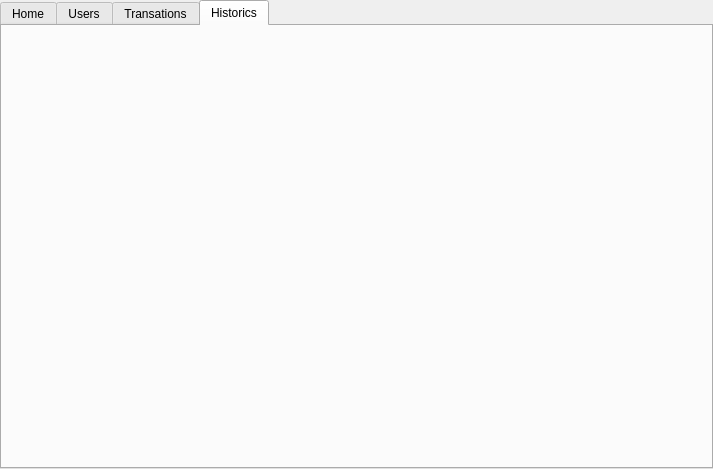
Hugo-NF/App_Ipiranga, file Ipiranga_GUI/adminpage.ui: the form before one commit.
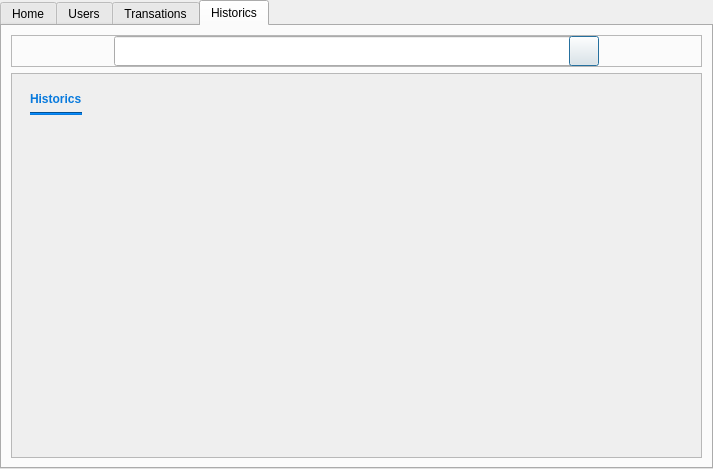
The form after the commit. The open tabs and pages were chosen to show the change. Icons and pictures are not drawn.

Diff of the .ui file:
```diff
--- a/Ipiranga_GUI/adminpage.ui
+++ b/Ipiranga_GUI/adminpage.ui
@@ -384,6 +384,329 @@
       <attribute name="title">
        <string>Historics</string>
       </attribute>
+      <layout class="QVBoxLayout" name="verticalLayout_3">
+       <item>
+        <widget class="QFrame" name="frame_6">
+         <property name="maximumSize">
+          <size>
+           <width>16777215</width>
+           <height>35</height>
+          </size>
+         </property>
+         <property name="frameShape">
+          <enum>QFrame::StyledPanel</enum>
+         </property>
+         <property name="frameShadow">
+          <enum>QFrame::Raised</enum>
+         </property>
+         <layout class="QHBoxLayout" name="horizontalLayout_5">
+          <property name="spacing">
+           <number>0</number>
+          </property>
+          <property name="leftMargin">
+           <number>0</number>
+          </property>
+          <property name="topMargin">
+           <number>0</number>
+          </property>
+          <property name="rightMargin">
+           <number>0</number>
+          </property>
+          <property name="bottomMargin">
+           <number>0</number>
+          </property>
+          <item>
+           <spacer name="horizontalSpacer_8">
+            <property name="orientation">
+             <enum>Qt::Horizontal</enum>
+            </property>
+            <property name="sizeHint" stdset="0">
+             <size>
+              <width>98</width>
+              <height>20</height>
+             </size>
+            </property>
+           </spacer>
+          </item>
+          <item>
+           <widget class="QFrame" name="content_4">
+            <property name="sizePolicy">
+             <sizepolicy hsizetype="Preferred" vsizetype="Preferred">
+              <horstretch>0</horstretch>
+              <verstretch>0</verstretch>
+             </sizepolicy>
+            </property>
+            <property name="minimumSize">
+             <size>
+              <width>485</width>
+              <height>30</height>
+             </size>
+            </property>
+            <property name="maximumSize">
+             <size>
+              <width>460</width>
+              <height>30</height>
+             </size>
+            </property>
+            <widget class="QLineEdit" name="line_search_historics">
+             <property name="geometry">
+              <rect>
+               <x>0</x>
+               <y>0</y>
+               <width>460</width>
+               <height>30</height>
+              </rect>
+             </property>
+             <property name="sizePolicy">
+              <sizepolicy hsizetype="Fixed" vsizetype="Fixed">
+               <horstretch>0</horstretch>
+               <verstretch>0</verstretch>
+              </sizepolicy>
+             </property>
+             <property name="minimumSize">
+              <size>
+               <width>460</width>
+               <height>30</height>
+              </size>
+             </property>
+             <property name="maximumSize">
+              <size>
+               <width>460</width>
+               <height>30</height>
+              </size>
+             </property>
+            </widget>
+            <widget class="QPushButton" name="Button_search_historics">
+             <property name="enabled">
+              <bool>true</bool>
+             </property>
+             <property name="geometry">
+              <rect>
+               <x>455</x>
+               <y>0</y>
+               <width>30</width>
+               <height>30</height>
+              </rect>
+             </property>
+             <property name="sizePolicy">
+              <sizepolicy hsizetype="Fixed" vsizetype="Fixed">
+               <horstretch>0</horstretch>
+               <verstretch>0</verstretch>
+              </sizepolicy>
+             </property>
+             <property name="minimumSize">
+              <size>
+               <width>30</width>
+               <height>30</height>
+              </size>
+             </property>
+             <property name="maximumSize">
+              <size>
+               <width>30</width>
+               <height>30</height>
+              </size>
+             </property>
+             <property name="palette">
+              <palette>
+               <active/>
+               <inactive/>
+               <disabled/>
+              </palette>
+             </property>
+             <property name="styleSheet">
+              <string notr="true">Background:none;</string>
+             </property>
+             <property name="text">
+              <string/>
+             </property>
+             <property name="icon">
+              <iconset resource="resources.qrc">
+               <normaloff>:/img_login/images/search_icon.png</normaloff>:/img_login/images/search_icon.png</iconset>
+             </property>
+             <property name="iconSize">
+              <size>
+               <width>30</width>
+               <height>30</height>
+              </size>
+             </property>
+             <property name="autoDefault">
+              <bool>false</bool>
+             </property>
+             <property name="default">
+              <bool>true</bool>
+             </property>
+             <property name="flat">
+              <bool>false</bool>
+             </property>
+            </widget>
+           </widget>
+          </item>
+          <item>
+           <spacer name="horizontalSpacer_9">
+            <property name="orientation">
+             <enum>Qt::Horizontal</enum>
+            </property>
+            <property name="sizeHint" stdset="0">
+             <size>
+              <width>98</width>
+              <height>20</height>
+             </size>
+            </property>
+           </spacer>
+          </item>
+         </layout>
+        </widget>
+       </item>
+       <item>
+        <widget class="QScrollArea" name="scrollArea_3">
+         <property name="widgetResizable">
+          <bool>true</bool>
+         </property>
+         <widget class="QWidget" name="scrollAreaWidgetContents_3">
+          <property name="geometry">
+           <rect>
+            <x>0</x>
+            <y>0</y>
+            <width>687</width>
+            <height>368</height>
+           </rect>
+          </property>
+          <layout class="QGridLayout" name="gridLayout_3">
+           <item row="0" column="0">
+            <widget class="QFrame" name="frame_5">
+             <property name="maximumSize">
+              <size>
+               <width>16777215</width>
+               <height>50</height>
+              </size>
+             </property>
+             <layout class="QVBoxLayout" name="verticalLayout_6">
+              <item>
+               <widget class="QLabel" name="label_13">
+                <property name="maximumSize">
+                 <size>
+                  <width>16777215</width>
+                  <height>50</height>
+                 </size>
+                </property>
+                <property name="text">
+                 <string>&lt;html&gt;&lt;head/&gt;&lt;body&gt;&lt;p&gt;&lt;span style=&quot; font-weight:600; color:#087add;&quot;&gt;Historics&lt;/span&gt;&lt;/p&gt;&lt;/body&gt;&lt;/html&gt;</string>
+                </property>
+               </widget>
+              </item>
+              <item>
+               <widget class="Line" name="line_3">
+                <property name="styleSheet">
+                 <string notr="true">background:rgb(8, 122, 221)</string>
+                </property>
+                <property name="orientation">
+                 <enum>Qt::Horizontal</enum>
+                </property>
+               </widget>
+              </item>
+             </layout>
+            </widget>
+           </item>
+           <item row="1" column="0">
+            <layout class="QGridLayout" name="box_historics">
+             <item row="0" column="0">
+              <widget class="QLabel" name="label_14">
+               <property name="maximumSize">
+                <size>
+                 <width>16777215</width>
+                 <height>0</height>
+                </size>
+               </property>
+               <property name="text">
+                <string/>
+               </property>
+              </widget>
+             </item>
+             <item row="1" column="0">
+              <widget class="QLabel" name="label_15">
+               <property name="maximumSize">
+                <size>
+                 <width>16777215</width>
+                 <height>0</height>
+                </size>
+               </property>
+               <property name="text">
+                <string/>
+               </property>
+              </widget>
+             </item>
+             <item row="2" column="0">
+              <widget class="QLabel" name="label_16">
+               <property name="maximumSize">
+                <size>
+                 <width>16777215</width>
+                 <height>0</height>
+                </size>
+               </property>
+               <property name="text">
+                <string/>
+               </property>
+              </widget>
+             </item>
+             <item row="0" column="2">
+              <widget class="QLabel" name="label_17">
+               <property name="maximumSize">
+                <size>
+                 <width>16777215</width>
+                 <height>0</height>
+                </size>
+               </property>
+               <property name="text">
+                <string/>
+               </property>
+              </widget>
+             </item>
+             <item row="0" column="1">
+              <widget class="QLabel" name="label_18">
+               <property name="maximumSize">
+                <size>
+                 <width>16777215</width>
+                 <height>0</height>
+                </size>
+               </property>
+               <property name="text">
+                <string/>
+               </property>
+              </widget>
+             </item>
+            </layout>
+           </item>
+           <item row="2" column="0">
+            <spacer name="verticalSpacer_3">
+             <property name="orientation">
+              <enum>Qt::Vertical</enum>
+             </property>
+             <property name="sizeHint" stdset="0">
+              <size>
+               <width>20</width>
+               <height>40</height>
+              </size>
+             </property>
+            </spacer>
+           </item>
+           <item row="0" column="1">
+            <spacer name="horizontalSpacer_7">
+             <property name="orientation">
+              <enum>Qt::Horizontal</enum>
+             </property>
+             <property name="sizeHint" stdset="0">
+              <size>
+               <width>40</width>
+               <height>20</height>
+              </size>
+             </property>
+            </spacer>
+           </item>
+          </layout>
+         </widget>
+        </widget>
+       </item>
+      </layout>
      </widget>
     </widget>
    </item>
```
Left out of the diff: 335 changed lines with no effect on the pictures.
